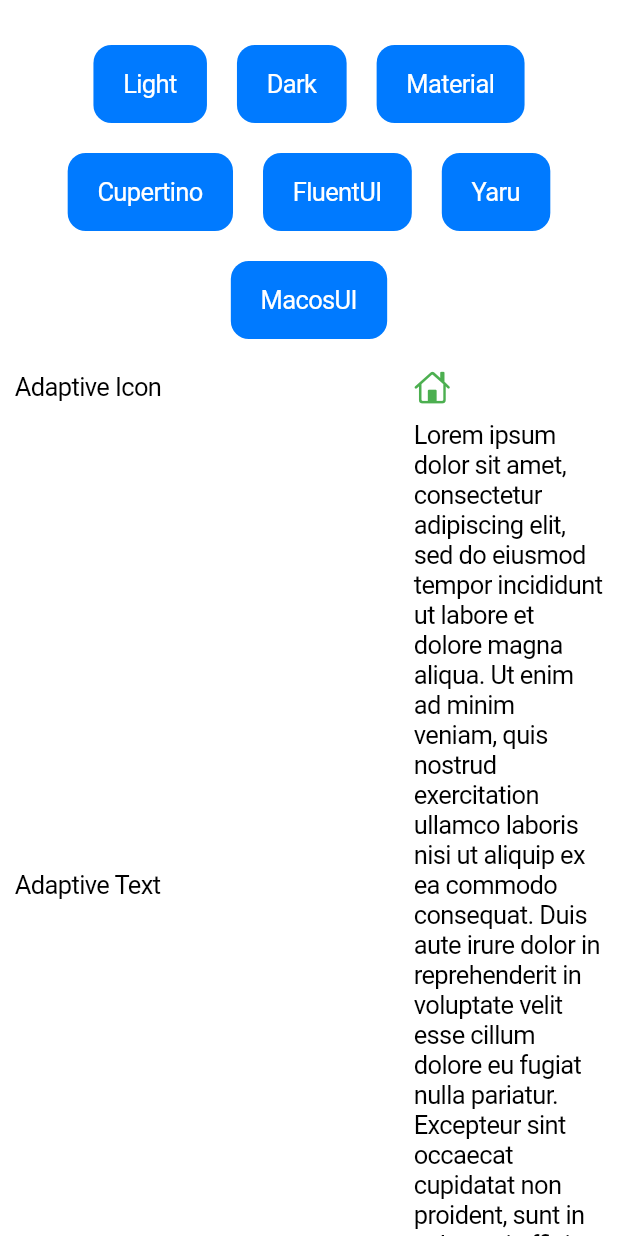
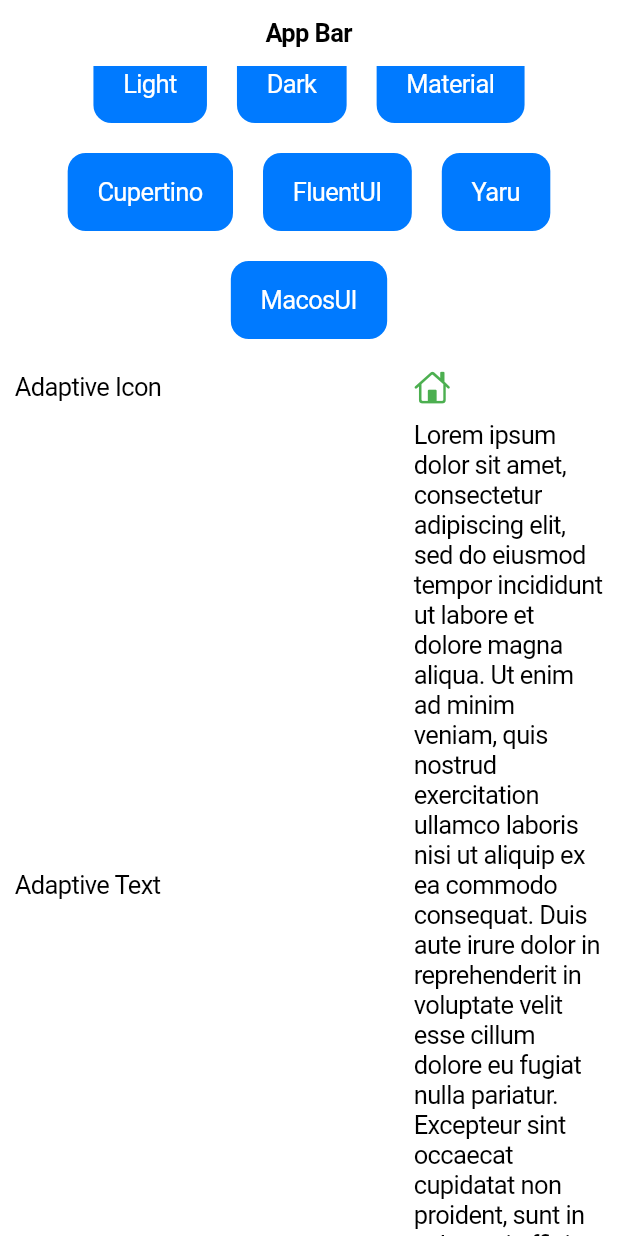
Before and after one commit to payhas/flutter_adaptive, a Flutter app: the screen it shows after launch, after a tap on "Cupertino", on a phone screen of 412 x 824 dp. Run offline on Flutter 3.47's test engine with Material 3 defaults, Android fonts, the phone set to English and light mode, and no system bars; missing offline and left inert: fluent_ui, macos_ui, yaru.

Commit message:
Add Adaptive App Bar

```diff
--- a/example/lib/main.dart
+++ b/example/lib/main.dart
@@ -87,6 +87,7 @@ class _MyHomePageState extends State<MyHomePage> {
   @override
   Widget build(BuildContext context) {
     return AdaptiveScaffold(
+      appBar: AdaptiveAppBar(title: AdaptiveText("App Bar")),
       body: ListView(
         padding: const EdgeInsets.all(10.0),
         children: [
--- /dev/null
+++ b/lib/base/adaptive_app_bar.dart
@@ -0,0 +1,17 @@
+import 'package:flutter/material.dart';
+
+import 'adaptive.dart';
+import 'adaptive_component.dart';
+
+class AdaptiveAppBar with AdaptiveComponent {
+  const AdaptiveAppBar({this.title});
+
+  final Widget? title;
+
+  @override
+  dynamic build(BuildContext context) {
+    var builder =
+        Adaptive.of(context)?.getBuilder<AdaptiveAppBar, dynamic>(name);
+    return builder?.build(context, this);
+  }
+}
--- a/lib/common/adaptive_app.dart
+++ b/lib/common/adaptive_app.dart
@@ -1,7 +1,5 @@
 import 'package:flutter/material.dart';
 import 'package:flutter_adaptive/flutter_adaptive.dart';
-
-import '../base/adaptive_theme_data.dart';
 
 class AdaptiveApp extends AdaptiveWidget {
   const AdaptiveApp({
--- a/lib/common/adaptive_context_menu.dart
+++ b/lib/common/adaptive_context_menu.dart
@@ -1,5 +1,8 @@
 import 'package:flutter/widgets.dart';
 import 'package:flutter_adaptive/flutter_adaptive.dart';
+
+typedef ContextMenuBuilder = Widget Function(
+    BuildContext context, Offset offset);
 
 class AdaptiveContextMenu extends AdaptiveWidget {
   const AdaptiveContextMenu({
--- a/lib/common/adaptive_context_menu_item.dart
+++ b/lib/common/adaptive_context_menu_item.dart
@@ -1,8 +1,5 @@
 import 'package:flutter/widgets.dart';
 import 'package:flutter_adaptive/base/adaptive_widget.dart';
-
-typedef ContextMenuBuilder = Widget Function(
-    BuildContext context, Offset offset);
 
 class AdaptiveContextMenuItem extends AdaptiveWidget {
   const AdaptiveContextMenuItem({
--- a/lib/common/adaptive_scaffold.dart
+++ b/lib/common/adaptive_scaffold.dart
@@ -2,7 +2,8 @@ import 'package:flutter/material.dart';
 import 'package:flutter_adaptive/flutter_adaptive.dart';
 
 class AdaptiveScaffold extends AdaptiveWidget {
-  const AdaptiveScaffold({super.key, this.body});
+  const AdaptiveScaffold({super.key, this.body, this.appBar});
 
   final Widget? body;
+  final AdaptiveAppBar? appBar;
 }
--- a/lib/flutter_adaptive.dart
+++ b/lib/flutter_adaptive.dart
@@ -14,6 +14,8 @@ export 'base/adaptive_icon.dart';
 export 'base/adaptive_icon_builder.dart';
 export 'base/adaptive_theme_data.dart';
 export 'base/adaptive_theme_data_builder.dart';
+export 'base/adaptive_app_bar.dart';
+export 'base/adaptive_app_bar_builder.dart';
 
 export 'common/adaptive_app.dart';
 export 'common/adaptive_text.dart';
@@ -59,6 +61,7 @@ export 'themes/material/widget_builders/material_context_menu_builder.dart';
 export 'themes/material/widget_builders/material_icon_builder.dart';
 export 'themes/material/widget_builders/material_scaffold_builder.dart';
 export 'themes/material/widget_builders/material_theme_data_builder.dart';
+export 'themes/material/widget_builders/material_app_bar_builder.dart';
 
 export 'themes/cupertino/cupertino_theme.dart';
 export 'themes/cupertino/cupertino_icons.dart';
@@ -81,6 +84,7 @@ export 'themes/cupertino/widget_builders/cupertino_context_menu_builder.dart';
 export 'themes/cupertino/widget_builders/cupertino_icon_builder.dart';
 export 'themes/cupertino/widget_builders/cupertino_scaffold_builder.dart';
 export 'themes/cupertino/widget_builders/cupertino_theme_data_builder.dart';
+export 'themes/cupertino/widget_builders/cupertino_app_bar_builder.dart';
 
 export 'themes/fluentui/fluentui_theme.dart';
 export 'themes/fluentui/widget_builders/fluentui_app_builder.dart';
@@ -99,6 +103,7 @@ export 'themes/fluentui/widget_builders/fluentui_modal_dialog_builder.dart';
 export 'themes/fluentui/widget_builders/fluentui_context_menu_builder.dart';
 export 'themes/fluentui/widget_builders/fluentui_scaffold_builder.dart';
 export 'themes/fluentui/widget_builders/fluentui_theme_data_builder.dart';
+export 'themes/fluentui/widget_builders/fluentui_app_bar_builder.dart';
 
 export 'themes/yaru/yaru_theme.dart';
 export 'themes/yaru/widget_builders/yaru_app_builder.dart';
@@ -133,3 +138,4 @@ export 'themes/macosui/widget_builders/macosui_modal_dialog_builder.dart';
 export 'themes/macosui/widget_builders/macosui_context_menu_builder.dart';
 export 'themes/macosui/widget_builders/macosui_scaffold_builder.dart';
 export 'themes/macosui/widget_builders/macosui_theme_data_builder.dart';
+export 'themes/macosui/widget_builders/macosui_app_bar_builder.dart';
--- a/lib/themes/cupertino/cupertino_theme.dart
+++ b/lib/themes/cupertino/cupertino_theme.dart
@@ -22,6 +22,7 @@ class CupertinoTheme extends AdaptiveBundle {
             CupertinoContextMenuBuilder(),
             CupertinoScaffoldBuilder(),
             CupertinoThemeDataBuilder(),
+            CupertinoAppBarBuilder(),
           },
           bundles: {
             CupertinoIcons(),
--- /dev/null
+++ b/lib/themes/cupertino/widget_builders/cupertino_app_bar_builder.dart
@@ -0,0 +1,10 @@
+import 'package:flutter/cupertino.dart';
+import 'package:flutter_adaptive/flutter_adaptive.dart';
+
+class CupertinoAppBarBuilder extends AdaptiveAppBarBuilder {
+  @override
+  CupertinoNavigationBar? build(
+      BuildContext context, AdaptiveAppBar component) {
+    return CupertinoNavigationBar(middle: component.title);
+  }
+}
--- a/lib/themes/cupertino/widget_builders/cupertino_scaffold_builder.dart
+++ b/lib/themes/cupertino/widget_builders/cupertino_scaffold_builder.dart
@@ -5,6 +5,7 @@ class CupertinoScaffoldBuilder extends AdaptiveWidgetBuilder<AdaptiveScaffold> {
   @override
   Widget build(BuildContext context, AdaptiveScaffold component) {
     return CupertinoPageScaffold(
+        navigationBar: component.appBar?.build(context),
         child: component.body ?? const SizedBox.shrink());
   }
 }
--- a/lib/themes/fluentui/fluentui_theme.dart
+++ b/lib/themes/fluentui/fluentui_theme.dart
@@ -20,6 +20,7 @@ class FluentUITheme extends AdaptiveBundle {
             FluentUIContextMenuBuilder(),
             FluentUIScaffoldBuilder(),
             FluentUIThemeDataBuilder(),
+            FluentUIAppBarBuilder(),
           },
         );
 }
--- a/lib/themes/fluentui/widget_builders/fluentui_scaffold_builder.dart
+++ b/lib/themes/fluentui/widget_builders/fluentui_scaffold_builder.dart
@@ -4,6 +4,7 @@ import 'package:flutter_adaptive/flutter_adaptive.dart';
 class FluentUIScaffoldBuilder extends AdaptiveWidgetBuilder<AdaptiveScaffold> {
   @override
   Widget build(BuildContext context, AdaptiveScaffold component) {
-    return NavigationView(content: component.body);
+    return NavigationView(
+        appBar: component.appBar?.build(context), content: component.body);
   }
 }
--- a/lib/themes/macosui/macosui_theme.dart
+++ b/lib/themes/macosui/macosui_theme.dart
@@ -20,6 +20,7 @@ class MacosUITheme extends AdaptiveBundle {
             MacosUIContextMenuBuilder(),
             MacosUIScaffoldBuilder(),
             MacosUIThemeDataBuilder(),
+            MacosUIAppBarBuilder(),
           },
         );
 }
--- a/lib/themes/macosui/widget_builders/macosui_scaffold_builder.dart
+++ b/lib/themes/macosui/widget_builders/macosui_scaffold_builder.dart
@@ -5,6 +5,7 @@ import 'package:macos_ui/macos_ui.dart';
 class MacosUIScaffoldBuilder extends AdaptiveWidgetBuilder<AdaptiveScaffold> {
   @override
   Widget build(BuildContext context, AdaptiveScaffold component) {
-    return MacosWindow(child: component.body);
+    return MacosWindow(
+        titleBar: component.appBar?.build(context), child: component.body);
   }
 }
--- a/lib/themes/material/material_theme.dart
+++ b/lib/themes/material/material_theme.dart
@@ -22,6 +22,7 @@ class MaterialTheme extends AdaptiveBundle {
             MaterialContextMenuBuilder(),
             MaterialScaffoldBuilder(),
             MaterialThemeDataBuilder(),
+            MaterialAppBarBuilder(),
           },
           bundles: {
             MaterialIcons(),
--- /dev/null
+++ b/lib/themes/material/widget_builders/material_app_bar_builder.dart
@@ -0,0 +1,9 @@
+import 'package:flutter/material.dart';
+import 'package:flutter_adaptive/flutter_adaptive.dart';
+
+class MaterialAppBarBuilder extends AdaptiveAppBarBuilder {
+  @override
+  AppBar? build(BuildContext context, AdaptiveAppBar component) {
+    return AppBar(title: component.title);
+  }
+}
--- a/lib/themes/material/widget_builders/material_scaffold_builder.dart
+++ b/lib/themes/material/widget_builders/material_scaffold_builder.dart
@@ -4,6 +4,7 @@ import 'package:flutter_adaptive/flutter_adaptive.dart';
 class MaterialScaffoldBuilder extends AdaptiveWidgetBuilder<AdaptiveScaffold> {
   @override
   Widget build(BuildContext context, AdaptiveScaffold component) {
-    return Scaffold(body: component.body);
+    return Scaffold(
+        appBar: component.appBar?.build(context), body: component.body);
   }
 }
```
Also changed, not shown: lib/base/adaptive_app_bar_builder.dart (added, +7 -0 lines), lib/themes/fluentui/widget_builders/fluentui_app_bar_builder.dart (added, +9 -0 lines), lib/themes/macosui/widget_builders/macosui_app_bar_builder.dart (added, +10 -0 lines).
